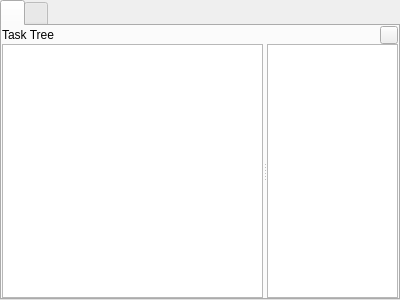
First picture: the form in visualization/motion_planning_tasks/src/task_panel.ui, repository moveit/moveit_task_constructor, before the edit.
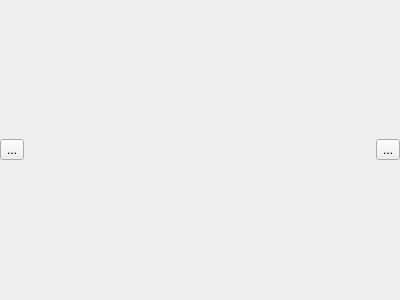
Second picture: the form after the edit. Icons and pictures are not drawn. Custom widgets are drawn as their Qt base class.

Commit message:
TaskPanel: separate widget classes
TaskPanel, TaskView, TaskSettings, ...

```diff
--- a/visualization/motion_planning_tasks/src/task_panel.ui
+++ b/visualization/motion_planning_tasks/src/task_panel.ui
@@ -14,9 +14,6 @@
    <string>Tasks Panel</string>
   </property>
   <layout class="QVBoxLayout" name="verticalLayout">
-   <property name="spacing">
-    <number>0</number>
-   </property>
    <property name="leftMargin">
     <number>0</number>
    </property>
@@ -30,154 +27,45 @@
     <number>0</number>
    </property>
    <item>
-    <widget class="QTabWidget" name="tabWidget">
-     <property name="currentIndex">
-      <number>0</number>
-     </property>
-     <widget class="QWidget" name="tab_tasks">
-      <attribute name="icon">
-       <iconset resource="resources.qrc">
-        <normaloff>:/icons/tasks.png</normaloff>:/icons/tasks.png</iconset>
-      </attribute>
-      <attribute name="title">
-       <string/>
-      </attribute>
-      <layout class="QVBoxLayout" name="tab_tasks_layout">
-       <property name="spacing">
-        <number>0</number>
+    <layout class="QHBoxLayout" name="horizontalLayout">
+     <item>
+      <widget class="QToolButton" name="button_show_settings">
+       <property name="text">
+        <string>...</string>
        </property>
-       <property name="leftMargin">
-        <number>0</number>
+       <property name="icon">
+        <iconset resource="resources.qrc">
+         <normaloff>:/icons/settings.png</normaloff>:/icons/settings.png</iconset>
        </property>
-       <property name="topMargin">
-        <number>0</number>
+       <property name="checkable">
+        <bool>true</bool>
        </property>
-       <property name="rightMargin">
-        <number>0</number>
+      </widget>
+     </item>
+     <item>
+      <spacer name="horizontalSpacer">
+       <property name="orientation">
+        <enum>Qt::Horizontal</enum>
        </property>
-       <property name="bottomMargin">
-        <number>0</number>
+       <property name="sizeHint" stdset="0">
+        <size>
+         <width>40</width>
+         <height>20</height>
+        </size>
        </property>
-       <item>
-        <layout class="QHBoxLayout" name="tasks_view_label_layout">
-         <property name="spacing">
-          <number>6</number>
-         </property>
-         <item>
-          <widget class="QLabel" name="tasks_view_label">
-           <property name="text">
-            <string>Task Tree</string>
-           </property>
-          </widget>
-         </item>
-         <item>
-          <widget class="QToolButton" name="button_show_stage_dock_widget">
-           <property name="maximumSize">
-            <size>
-             <width>18</width>
-             <height>18</height>
-            </size>
-           </property>
-           <property name="text">
-            <string/>
-           </property>
-           <property name="icon">
-            <iconset resource="resources.qrc">
-             <normaloff>:/icons/new-stage.png</normaloff>:/icons/new-stage.png</iconset>
-           </property>
-          </widget>
-         </item>
-        </layout>
-       </item>
-       <item>
-        <widget class="QSplitter" name="splitter">
-         <property name="sizePolicy">
-          <sizepolicy hsizetype="Expanding" vsizetype="Expanding">
-           <horstretch>0</horstretch>
-           <verstretch>0</verstretch>
-          </sizepolicy>
-         </property>
-         <property name="orientation">
-          <enum>Qt::Horizontal</enum>
-         </property>
-         <widget class="moveit_rviz_plugin::TaskListView" name="tasks_view">
-          <property name="sizePolicy">
-           <sizepolicy hsizetype="Preferred" vsizetype="Expanding">
-            <horstretch>2</horstretch>
-            <verstretch>0</verstretch>
-           </sizepolicy>
-          </property>
-          <property name="contextMenuPolicy">
-           <enum>Qt::ActionsContextMenu</enum>
-          </property>
-          <attribute name="headerStretchLastSection">
-           <bool>false</bool>
-          </attribute>
-         </widget>
-         <widget class="moveit_rviz_plugin::AutoAdjustingTreeView" name="solutions_view">
-          <property name="sizePolicy">
-           <sizepolicy hsizetype="Preferred" vsizetype="Expanding">
-            <horstretch>1</horstretch>
-            <verstretch>0</verstretch>
-           </sizepolicy>
-          </property>
-          <property name="selectionMode">
-           <enum>QAbstractItemView::ExtendedSelection</enum>
-          </property>
-          <property name="rootIsDecorated">
-           <bool>false</bool>
-          </property>
-          <property name="uniformRowHeights">
-           <bool>true</bool>
-          </property>
-          <property name="sortingEnabled">
-           <bool>true</bool>
-          </property>
-          <attribute name="headerStretchLastSection">
-           <bool>false</bool>
-          </attribute>
-         </widget>
-        </widget>
-       </item>
-      </layout>
-     </widget>
-     <widget class="QWidget" name="tab_settings">
-      <attribute name="icon">
-       <iconset resource="resources.qrc">
-        <normaloff>:/icons/settings.png</normaloff>:/icons/settings.png</iconset>
-      </attribute>
-      <attribute name="title">
-       <string/>
-      </attribute>
-      <layout class="QVBoxLayout" name="tab_settings_layout">
-       <property name="spacing">
-        <number>0</number>
+      </spacer>
+     </item>
+     <item>
+      <widget class="QToolButton" name="button_show_stage_dock_widget">
+       <property name="text">
+        <string>...</string>
        </property>
        <property name="leftMargin">
         <number>0</number>
        </property>
-       <property name="topMargin">
-        <number>0</number>
-       </property>
-       <property name="rightMargin">
-        <number>0</number>
-       </property>
-       <property name="bottomMargin">
-        <number>0</number>
-       </property>
-       <item>
-        <widget class="QLabel" name="settings_view_label">
-         <property name="text">
-          <string>Settings</string>
-         </property>
-        </widget>
-       </item>
-       <item>
-        <widget class="rviz::PropertyTreeWidget" name="settings_view"/>
-       </item>
-      </layout>
-     </widget>
-    </widget>
+      </widget>
+     </item>
+    </layout>
    </item>
   </layout>
   <action name="actionRemoveTaskTreeRows">
@@ -200,23 +88,6 @@
    </property>
   </action>
  </widget>
- <customwidgets>
-  <customwidget>
-   <class>rviz::PropertyTreeWidget</class>
-   <extends>QTreeView</extends>
-   <header location="global">rviz/properties/property_tree_widget.h</header>
-  </customwidget>
-  <customwidget>
-   <class>moveit_rviz_plugin::TaskListView</class>
-   <extends>QTreeView</extends>
-   <header>task_list_model.h</header>
-  </customwidget>
-  <customwidget>
-   <class>moveit_rviz_plugin::AutoAdjustingTreeView</class>
-   <extends>QTreeView</extends>
-   <header>task_list_model.h</header>
-  </customwidget>
- </customwidgets>
  <resources>
   <include location="resources.qrc"/>
  </resources>
```
Left out of the diff: 24 changed lines with no effect on the pictures. The commit also changes 6 other files.
